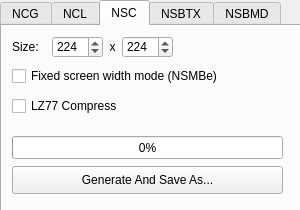
TheGameratorT/NDS_Graphics_Generator, file mainwindow.ui: the form before one commit.
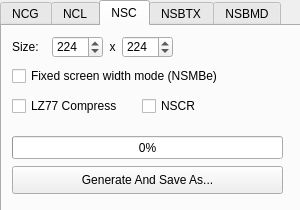
The form after the commit. The open tabs and pages were chosen to show the change.

Commit message: Add NSCR as NSC subcategory.

```diff
--- a/mainwindow.ui
+++ b/mainwindow.ui
@@ -394,6 +394,19 @@
        <string>LZ77 Compress</string>
       </property>
      </widget>
+     <widget class="QCheckBox" name="nscr_cb">
+      <property name="geometry">
+       <rect>
+        <x>140</x>
+        <y>70</y>
+        <width>61</width>
+        <height>20</height>
+       </rect>
+      </property>
+      <property name="text">
+       <string>NSCR</string>
+      </property>
+     </widget>
     </widget>
     <widget class="QWidget" name="tab_nsbtx">
      <attribute name="title">
```
Left out of the diff: 2 changed lines with no effect on the pictures. The commit also changes 1 other file.
